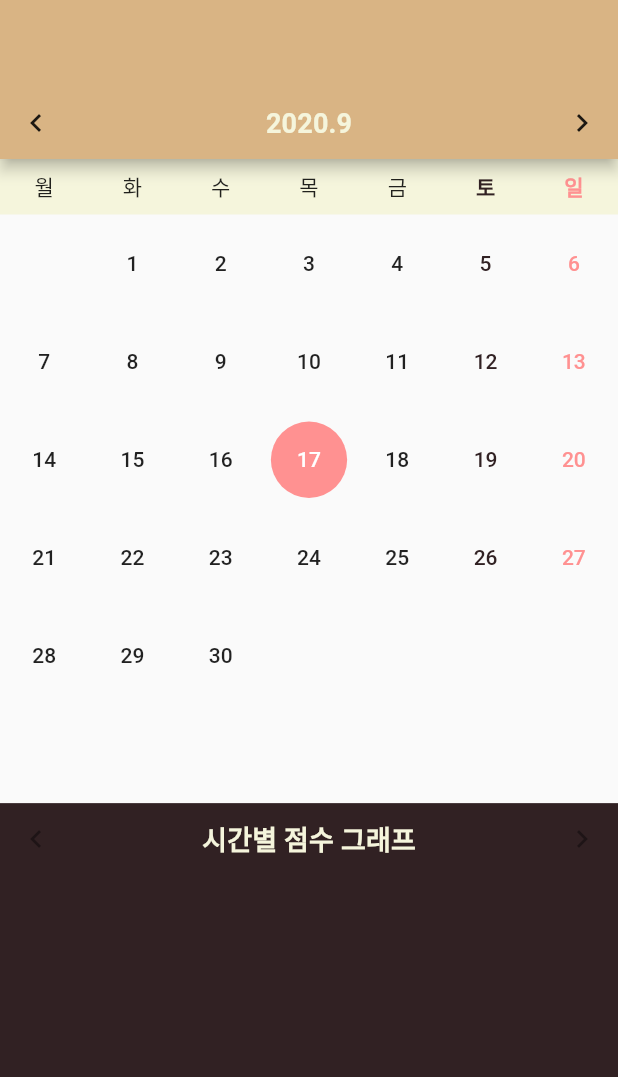
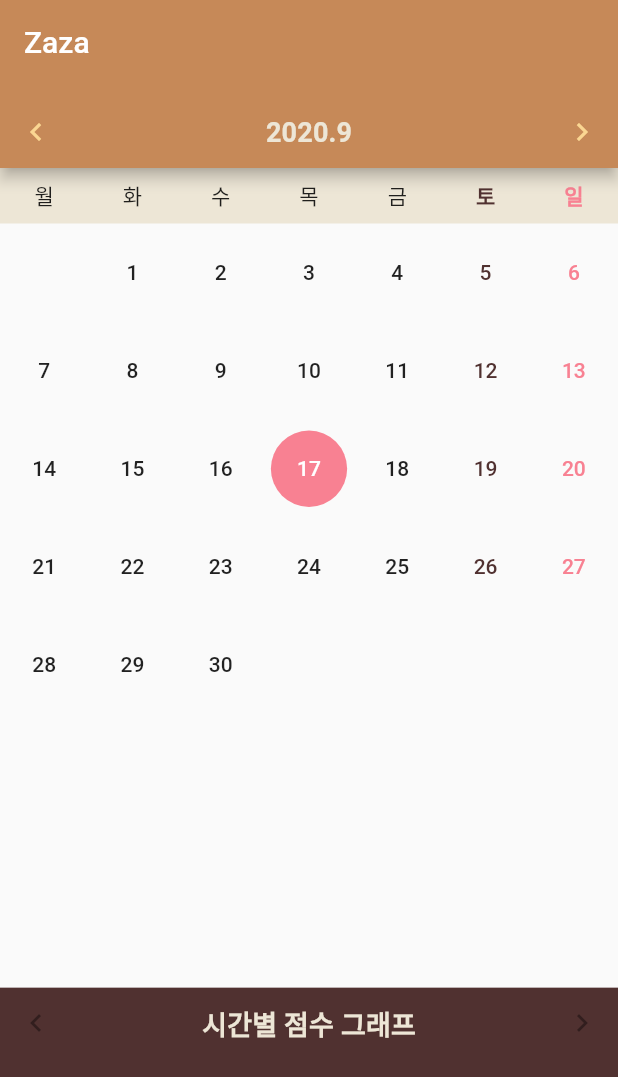
Before and after one commit to BreadKey/zaza, a Flutter app: the screen it shows after launch, on a phone screen of 412 x 824 dp. Shown: the top 1077 px of the screen. Run offline on Flutter 3.47's test engine with Material 2 defaults, Android fonts, the phone set to English and light mode, and no system bars; drawn by our look-alikes of pull_to_refresh; our stand-ins replace rxdart, sqflite; accounts and stored records are empty.

Commit message:
change colors

```diff
--- a/lib/constants.dart
+++ b/lib/constants.dart
@@ -1,6 +1,9 @@
+import 'package:flutter/material.dart';
+
 class Strings {
   Strings._();
 
+  static const zaza = "Zaza";
   static const monday = "월";
   static const tuesday = "화";
   static const wednesday = "수";
@@ -17,3 +20,18 @@ class Strings {
   static const scoreSuffix = "점";
   static const sleepRecordChartTitle = "시간별 점수 그래프";
 }
+
+/// Colors are from pantone
+class ZazaColors {
+  ZazaColors._();
+
+  static const bread = Color(0xFFFAD692);
+  static const brownBread = Color(0xFFC68958);
+  static const chocolate = Color(0xFF503130);
+  static const whiteChocolate = Color(0xFFEDE6D6);
+  static const strawberryPink = Color(0xFFF88192);
+  static const samoanSun = Color(0xFFFBC85F);
+  static const sunOrange = Color(0xFFF48048);
+  static const lime = Color(0xFFA9C23F);
+  static const greenary = Color(0xFF00A651);
+}
--- a/lib/main.dart
+++ b/lib/main.dart
@@ -1,4 +1,5 @@
 import 'package:flutter/material.dart';
+import 'package:zaza/constants.dart';
 import 'package:zaza/screens/home_page.dart';
 
 void main() => runApp(MyApp());
@@ -7,10 +8,10 @@ class MyApp extends StatelessWidget {
   // This widget is the root of your application.
   @override
   Widget build(BuildContext context) {
-    final primaryColor = Color(0xFFD9B484);
-    final primaryColorLight = Color(0xFFF5F5DC);
-    final primaryColorDark = Color(0xFF312123);
-    final accentColor = Color(0xFFFF9191);
+    final primaryColor = ZazaColors.brownBread;
+    final primaryColorLight = ZazaColors.whiteChocolate;
+    final primaryColorDark = ZazaColors.chocolate;
+    final accentColor = ZazaColors.strawberryPink;
 
     return MaterialApp(
       title: 'Flutter Demo',
@@ -20,7 +21,7 @@ class MyApp extends StatelessWidget {
           primaryColorDark: primaryColorDark,
           accentColor: accentColor,
           textTheme: TextTheme(
-              subtitle: TextStyle(
+              subtitle2: TextStyle(
                   fontWeight: FontWeight.bold,
                   color: primaryColorLight,
                   fontSize: 18))),
--- a/lib/screens/home_page.dart
+++ b/lib/screens/home_page.dart
@@ -18,13 +18,13 @@ Color getDayColor(num conditionScore) {
   return conditionScore == null
       ? Colors.transparent
       : conditionScore > 90
-          ? Colors.green
+          ? ZazaColors.greenary
           : conditionScore > 70
-              ? Colors.lime
+              ? ZazaColors.lime
               : conditionScore > 50
-                  ? Colors.yellow
+                  ? ZazaColors.samoanSun
                   : conditionScore > 25
-                      ? Colors.orangeAccent
+                      ? ZazaColors.sunOrange
                       : Colors.redAccent;
 }
 
@@ -60,9 +60,11 @@ class _HomePageState extends State<HomePage> {
     final themeData = Theme.of(context);
 
     return Scaffold(
+        resizeToAvoidBottomInset: false,
         appBar: AppBar(
+          title: Text(Strings.zaza),
           bottom: PreferredSize(
-            preferredSize: Size.fromHeight(50),
+            preferredSize: Size.fromHeight(kToolbarHeight),
             child: _CalendarHeader(
               controller: _pageController,
             ),
@@ -91,8 +93,7 @@ class _HomePageState extends State<HomePage> {
                 slivers: <Widget>[
                   SliverAppBar(
                     backgroundColor: themeData.scaffoldBackgroundColor,
-                    expandedHeight:
-                        MediaQuery.of(context).size.width * 6 / 7 / 0.9,
+                    expandedHeight: MediaQuery.of(context).size.height / 1.618,
                     flexibleSpace: FlexibleSpaceBar(
                       background: PageView.builder(
                         itemBuilder: (context, index) => _Calendar(
@@ -130,34 +131,33 @@ class _CalendarHeader extends StatefulWidget {
         super(key: key);
 
   @override
-  State<StatefulWidget> createState() => _CalendarHeaderState(_controller);
+  State<StatefulWidget> createState() => _CalendarHeaderState();
 }
 
 class _CalendarHeaderState extends State<_CalendarHeader> {
-  final PageController _controller;
   DateTime _currentDate;
 
-  _CalendarHeaderState(this._controller);
+  _CalendarHeaderState();
 
   Function() _controllerListener;
 
   @override
   void initState() {
     super.initState();
-    _currentDate =
-        YearMonthIndexConverter.fromYearMonthIndex(_controller.initialPage);
+    _currentDate = YearMonthIndexConverter.fromYearMonthIndex(
+        widget._controller.initialPage);
     _controllerListener = () {
       setState(() {
         _currentDate = YearMonthIndexConverter.fromYearMonthIndex(
-            _controller.page.round());
+            widget._controller.page.round());
       });
     };
-    _controller.addListener(_controllerListener);
+    widget._controller.addListener(_controllerListener);
   }
 
   @override
   void dispose() {
-    _controller.removeListener(_controllerListener);
+    widget._controller.removeListener(_controllerListener);
     super.dispose();
   }
 
@@ -169,20 +169,26 @@ class _CalendarHeaderState extends State<_CalendarHeader> {
       mainAxisAlignment: MainAxisAlignment.spaceBetween,
       children: <Widget>[
         IconButton(
-            icon: Icon(Icons.chevron_left),
+            icon: const Icon(
+              Icons.chevron_left,
+              color: ZazaColors.bread,
+            ),
             onPressed: () {
-              _controller.animateToPage(--currentIndex,
+              widget._controller.animateToPage(--currentIndex,
                   duration: const Duration(milliseconds: 300),
                   curve: Curves.ease);
             }),
         Text(
           "${_currentDate?.year}.${_currentDate?.month}",
-          style: Theme.of(context).textTheme.subtitle,
+          style: Theme.of(context).textTheme.subtitle2,
         ),
         IconButton(
-            icon: Icon(Icons.chevron_right),
+            icon: const Icon(
+              Icons.chevron_right,
+              color: ZazaColors.bread,
+            ),
             onPressed: () {
-              _controller.animateToPage(++currentIndex,
+              widget._controller.animateToPage(++currentIndex,
                   duration: const Duration(milliseconds: 300),
                   curve: Curves.ease);
             }),
@@ -311,8 +317,7 @@ class _CalendarState extends State<_Calendar>
                                               context, sleepRecord, day);
                                         }
                                   : null,
-                              child:
-                                  isValidDay ? Text("$day") : null,
+                              child: isValidDay ? Text("$day") : null,
                             ),
                           ),
                           Positioned.fill(
--- a/lib/screens/sleep_record_chart.dart
+++ b/lib/screens/sleep_record_chart.dart
@@ -127,7 +127,7 @@ class _SleepRecordChartState extends State<_SleepRecordChart>
             ),
             Text(
               Strings.sleepRecordChartTitle,
-              style: themeData.textTheme.subtitle,
+              style: themeData.textTheme.subtitle2,
             ),
             IconButton(
               color: themeData.accentColor,
@@ -201,7 +201,6 @@ class _SleepRecordPieChart extends CustomPainter {
     final fontSize = radius * 0.11;
     final strokeWidth = radius * 0.02;
 
-//    print(firstScoreIndex);
     double beginAngle = 0.0;
 
     final sumOfBeforeAngles = firstScoreIndex == 0
```
Also changed, not shown: lib/screens/edit_sleep_record_dialog.dart (+29 -29 lines).
